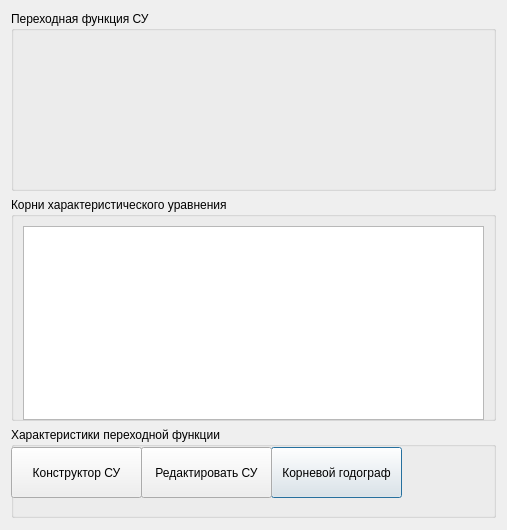
The window that outputdialog.ui (MafuraG/CalcTF) describes before a commit, drawn with Qt 5.
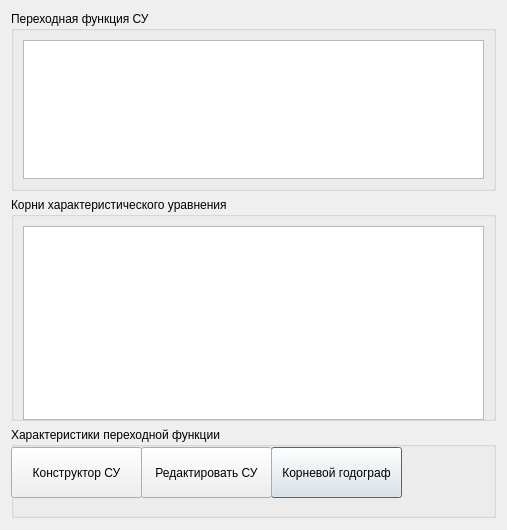
The same window after the commit.

```diff
--- a/outputdialog.ui
+++ b/outputdialog.ui
@@ -43,6 +43,26 @@
      <property name="title">
       <string>Переходная функция СУ</string>
      </property>
+     <layout class="QHBoxLayout" name="horizontalLayout_2">
+      <item>
+       <widget class="QTextEdit" name="CS_textEdit">
+        <property name="enabled">
+         <bool>true</bool>
+        </property>
+        <property name="font">
+         <font>
+          <pointsize>14</pointsize>
+         </font>
+        </property>
+        <property name="readOnly">
+         <bool>true</bool>
+        </property>
+        <property name="textInteractionFlags">
+         <set>Qt::TextSelectableByKeyboard|Qt::TextSelectableByMouse</set>
+        </property>
+       </widget>
+      </item>
+     </layout>
     </widget>
    </item>
    <item>
```
